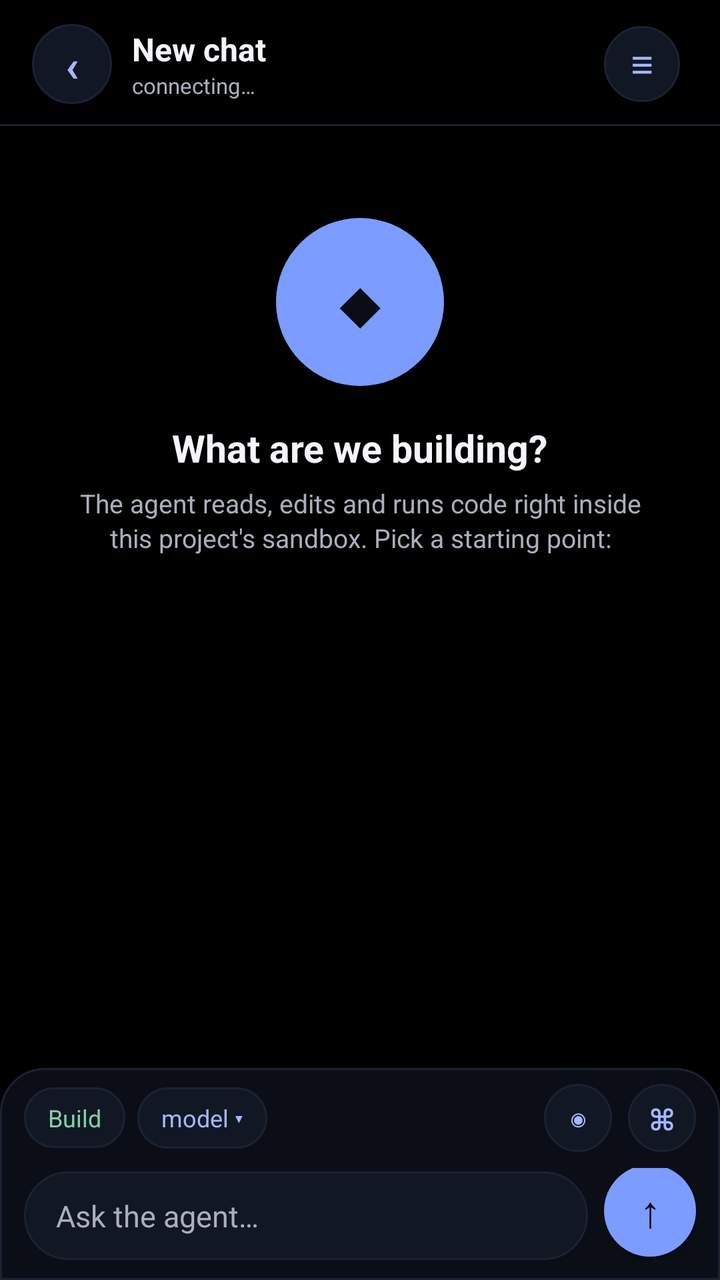
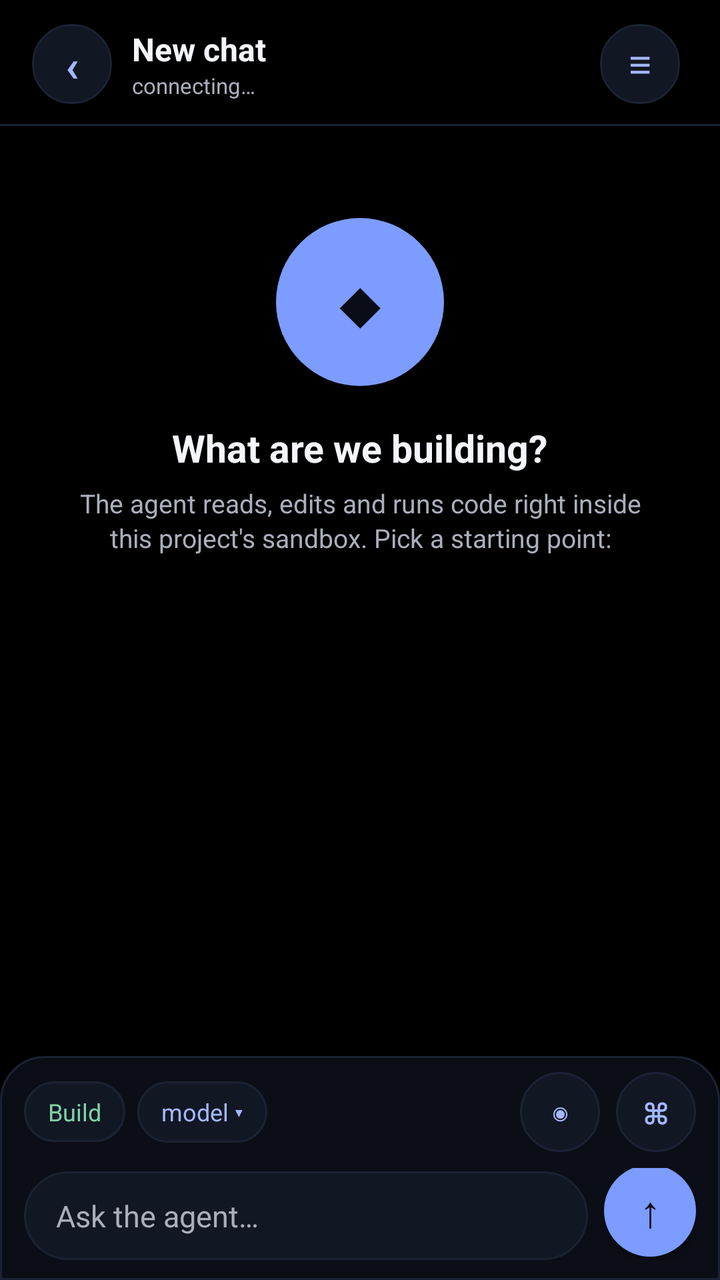

Screens rendered from an Android XML layout before and after an edit, with the pre-edit source and the edit as a unified diff.
<!-- AndroidManifest.xml: application theme AppTheme -->
<!-- res/layout/activity_chat.xml -->
<?xml version="1.0" encoding="utf-8"?>
<LinearLayout xmlns:android="http://schemas.android.com/apk/res/android"
    android:layout_width="match_parent"
    android:layout_height="match_parent"
    android:orientation="vertical"
    android:background="@color/bg">

    
    <LinearLayout
        android:layout_width="match_parent"
        android:layout_height="wrap_content"
        android:orientation="horizontal"
        android:gravity="center_vertical"
        android:paddingStart="16dp"
        android:paddingEnd="12dp"
        android:paddingTop="12dp"
        android:paddingBottom="10dp">

        
        <TextView
            android:id="@+id/btnBack"
            android:layout_width="40dp"
            android:layout_height="40dp"
            android:minWidth="40dp"
            android:layout_marginEnd="10dp"
            android:background="@drawable/bg_chip"
            android:gravity="center"
            android:text="‹"
            android:textColor="@color/accent_light"
            android:textSize="22sp"
            android:textStyle="bold"/>

        <LinearLayout
            android:layout_width="0dp"
            android:layout_height="wrap_content"
            android:layout_weight="1"
            android:orientation="vertical">

            <TextView
                android:id="@+id/tvTitle"
                android:layout_width="match_parent"
                android:layout_height="wrap_content"
                android:text="New chat"
                android:textColor="@color/text_primary"
                android:textSize="16sp"
                android:textStyle="bold"
                android:maxLines="1"
                android:ellipsize="end"/>

            <TextView
                android:id="@+id/tvSub"
                android:layout_width="match_parent"
                android:layout_height="wrap_content"
                android:text="connecting…"
                android:textColor="@color/text_secondary"
                android:textSize="11sp"
                android:maxLines="1"
                android:ellipsize="end"/>
        </LinearLayout>

        
        <TextView
            android:id="@+id/tvSpend"
            android:layout_width="wrap_content"
            android:layout_height="wrap_content"
            android:layout_marginEnd="8dp"
            android:background="@drawable/bg_chip"
            android:maxWidth="120dp"
            android:ellipsize="middle"
            android:paddingStart="9dp"
            android:paddingEnd="9dp"
            android:paddingTop="7dp"
            android:paddingBottom="7dp"
            android:fontFamily="monospace"
            android:text="⇅ 0 · $0"
            android:textColor="@color/text_secondary"
            android:textSize="10sp"
            android:maxLines="1"
            android:visibility="gone"/>

        <TextView
            android:id="@+id/btnSessions"
            android:layout_width="38dp"
            android:layout_height="38dp"
            android:layout_marginEnd="8dp"
            android:background="@drawable/bg_chip"
            android:gravity="center"
            android:text="≡"
            android:textColor="@color/accent_light"
            android:textSize="20sp"/>
    </LinearLayout>

    <View
        android:layout_width="match_parent"
        android:layout_height="1dp"
        android:background="@color/stroke"/>

    
    <FrameLayout
        android:layout_width="match_parent"
        android:layout_height="0dp"
        android:layout_weight="1">

    <ScrollView
        android:id="@+id/scroll"
        android:layout_width="match_parent"
        android:layout_height="match_parent"
        android:fillViewport="true"
        android:scrollbars="vertical"
        android:overScrollMode="never">

        <LinearLayout
            android:layout_width="match_parent"
            android:layout_height="wrap_content"
            android:orientation="vertical">

            <LinearLayout
                android:id="@+id/emptyHero"
                android:layout_width="match_parent"
                android:layout_height="wrap_content"
                android:orientation="vertical"
                android:gravity="center_horizontal"
                android:paddingTop="46dp"
                android:paddingStart="28dp"
                android:paddingEnd="28dp">

                <TextView
                    android:layout_width="84dp"
                    android:layout_height="84dp"
                    android:background="@drawable/bg_hero"
                    android:gravity="center"
                    android:text="◆"
                    android:textColor="@color/on_accent"
                    android:textSize="34sp"/>

                <TextView
                    android:layout_width="wrap_content"
                    android:layout_height="wrap_content"
                    android:paddingTop="18dp"
                    android:text="What are we building?"
                    android:textColor="@color/text_primary"
                    android:textSize="19sp"
                    android:textStyle="bold"/>

                <TextView
                    android:layout_width="wrap_content"
                    android:layout_height="wrap_content"
                    android:gravity="center"
                    android:paddingTop="6dp"
                    android:text="The agent reads, edits and runs code right inside\nthis project's sandbox. Pick a starting point:"
                    android:textColor="@color/text_secondary"
                    android:textSize="13sp"
                    android:lineSpacingExtra="2dp"/>

                <LinearLayout
                    android:id="@+id/suggestBox"
                    android:layout_width="wrap_content"
                    android:layout_height="wrap_content"
                    android:orientation="vertical"
                    android:gravity="center_horizontal"
                    android:paddingTop="20dp"/>
            </LinearLayout>

            <LinearLayout
                android:id="@+id/list"
                android:layout_width="match_parent"
                android:layout_height="wrap_content"
                android:orientation="vertical"
                android:paddingStart="14dp"
                android:paddingEnd="14dp"
                android:paddingTop="14dp"
                android:paddingBottom="14dp"/>
        </LinearLayout>
    </ScrollView>

    
    <TextView
        android:id="@+id/scrollPill"
        android:layout_width="wrap_content"
        android:layout_height="wrap_content"
        android:layout_gravity="bottom|center_horizontal"
        android:layout_marginBottom="14dp"
        android:background="@drawable/bg_chip"
        android:paddingStart="16dp"
        android:paddingEnd="16dp"
        android:paddingTop="7dp"
        android:paddingBottom="7dp"
        android:text="↓  latest"
        android:textColor="@color/accent_light"
        android:textSize="12sp"
        android:visibility="gone"/>
    </FrameLayout>

    
    <LinearLayout
        android:id="@+id/liveSlot"
        android:layout_width="match_parent"
        android:layout_height="wrap_content"
        android:orientation="vertical"
        android:paddingStart="10dp"
        android:paddingEnd="10dp"
        android:paddingTop="2dp"
        android:visibility="gone"/>

    
    <LinearLayout
        android:id="@+id/permSlot"
        android:layout_width="match_parent"
        android:layout_height="wrap_content"
        android:orientation="vertical"
        android:paddingStart="10dp"
        android:paddingEnd="10dp"
        android:visibility="gone"/>

    <TextView
        android:id="@+id/tvStatus"
        android:layout_width="match_parent"
        android:layout_height="wrap_content"
        android:paddingStart="18dp"
        android:paddingEnd="16dp"
        android:paddingTop="4dp"
        android:paddingBottom="2dp"
        android:textColor="@color/warn"
        android:textSize="11sp"
        android:maxLines="1"
        android:ellipsize="end"
        android:visibility="gone"/>

    
    <LinearLayout
        android:id="@+id/typingSlot"
        android:layout_width="match_parent"
        android:layout_height="wrap_content"
        android:orientation="horizontal"
        android:gravity="center_vertical"
        android:paddingStart="18dp"
        android:paddingEnd="16dp"
        android:paddingTop="2dp"
        android:paddingBottom="2dp"
        android:visibility="gone"/>

    
    <LinearLayout
        android:id="@+id/composerBar"
        android:layout_width="match_parent"
        android:layout_height="wrap_content"
        android:orientation="vertical"
        android:background="@drawable/bg_composer"
        android:paddingStart="12dp"
        android:paddingEnd="12dp"
        android:paddingTop="8dp"
        android:paddingBottom="10dp">

        
        <HorizontalScrollView
            android:id="@+id/attachScroll"
            android:layout_width="match_parent"
            android:layout_height="wrap_content"
            android:scrollbars="none"
            android:visibility="gone">

            <LinearLayout
                android:id="@+id/attachSlot"
                android:layout_width="wrap_content"
                android:layout_height="wrap_content"
                android:orientation="horizontal"
                android:paddingTop="2dp"
                android:paddingBottom="4dp"/>
        </HorizontalScrollView>

        <LinearLayout
            android:layout_width="match_parent"
            android:layout_height="wrap_content"
            android:orientation="horizontal"
            android:gravity="center_vertical">

            <TextView
                android:id="@+id/chipMode"
                android:layout_width="wrap_content"
                android:layout_height="wrap_content"
                android:background="@drawable/bg_chip"
                android:paddingStart="12dp"
                android:paddingEnd="12dp"
                android:paddingTop="7dp"
                android:paddingBottom="7dp"
                android:text="Build"
                android:textColor="@color/ok"
                android:textSize="12sp"/>

            <TextView
                android:id="@+id/chipModel"
                android:layout_width="wrap_content"
                android:layout_height="wrap_content"
                android:layout_marginStart="6dp"
                android:background="@drawable/bg_chip"
                android:paddingStart="12dp"
                android:paddingEnd="12dp"
                android:paddingTop="7dp"
                android:paddingBottom="7dp"
                android:text="model ▾"
                android:textColor="@color/accent_light"
                android:textSize="12sp"
                android:maxLines="1"
                android:ellipsize="middle"
                android:maxWidth="150dp"/>

            <View
                android:layout_width="0dp"
                android:layout_height="1dp"
                android:layout_weight="1"/>

            
            <TextView
                android:id="@+id/btnVision"
                android:layout_width="34dp"
                android:layout_height="34dp"
                android:layout_marginEnd="8dp"
                android:background="@drawable/bg_chip"
                android:gravity="center"
                android:text="◉"
                android:textColor="@color/accent_light"
                android:textSize="16sp"/>

            <TextView
                android:id="@+id/btnPalette"
                android:layout_width="34dp"
                android:layout_height="34dp"
                android:background="@drawable/bg_chip"
                android:gravity="center"
                android:text="⌘"
                android:textColor="@color/accent_light"
                android:textSize="17sp"/>
        </LinearLayout>

        
        <TextView
            android:id="@+id/costHint"
            android:layout_width="match_parent"
            android:layout_height="wrap_content"
            android:gravity="start"
            android:ellipsize="end"
            android:fontFamily="monospace"
            android:paddingStart="4dp"
            android:paddingEnd="4dp"
            android:paddingTop="6dp"
            android:textColor="@color/text_tertiary"
            android:textSize="10sp"
            android:maxLines="1"
            android:visibility="gone"/>

        <LinearLayout
            android:layout_width="match_parent"
            android:layout_height="wrap_content"
            android:orientation="horizontal"
            android:gravity="bottom"
            android:paddingTop="8dp">

            <EditText
                android:id="@+id/input"
                android:layout_width="0dp"
                android:layout_height="wrap_content"
                android:layout_weight="1"
                android:background="@drawable/bg_input"
                android:paddingStart="16dp"
                android:paddingEnd="16dp"
                android:paddingTop="12dp"
                android:paddingBottom="12dp"
                android:hint="Ask the agent…"
                android:textColor="@color/text_primary"
                android:textColorHint="@color/text_secondary"
                android:textSize="15sp"
                android:maxLines="6"
                android:inputType="textCapSentences|textMultiLine"/>

            <TextView
                android:id="@+id/btnSend"
                android:layout_width="46dp"
                android:layout_height="46dp"
                android:layout_marginStart="8dp"
                android:background="@drawable/bg_send"
                android:gravity="center"
                android:elevation="3dp"
                android:text="↑"
                android:textColor="@color/on_accent"
                android:textSize="22sp"/>
        </LinearLayout>
    </LinearLayout>
</LinearLayout>
<!-- resources referenced by this layout -->
<resources>
  <color name="accent_light">#A5B8FF</color>
  <color name="bg">#000000</color>
  <color name="ok">#7FD1A7</color>
  <color name="on_accent">#0A0D18</color>
  <color name="stroke">#1B2233</color>
  <color name="text_primary">#F4F6FB</color>
  <color name="text_secondary">#ABAFBC</color>
  <color name="text_tertiary">#6E7280</color>
  <color name="warn">#E5C07B</color>
  <!-- drawable bg_chip (drawable) -->
  <?xml version="1.0" encoding="utf-8"?>
  <shape xmlns:android="http://schemas.android.com/apk/res/android"
      android:shape="rectangle">
      <solid android:color="@color/surface2"/>
      <corners android:radius="20dp"/>
      <stroke android:width="1dp" android:color="@color/stroke"/>
  </shape>
  <!-- drawable bg_composer (drawable) -->
  <?xml version="1.0" encoding="utf-8"?>
  <shape xmlns:android="http://schemas.android.com/apk/res/android" android:shape="rectangle">
      <solid android:color="@color/surface"/>
      <corners android:topLeftRadius="22dp" android:topRightRadius="22dp"/>
      <stroke android:width="1dp" android:color="@color/stroke"/>
  </shape>
  <!-- drawable bg_hero (drawable) -->
  <?xml version="1.0" encoding="utf-8"?>
  <shape xmlns:android="http://schemas.android.com/apk/res/android"
         android:shape="oval">
      <solid android:color="@color/accent"/>
  </shape>
  <!-- drawable bg_input (drawable) -->
  <?xml version="1.0" encoding="utf-8"?>
  <shape xmlns:android="http://schemas.android.com/apk/res/android" android:shape="rectangle">
      <solid android:color="@color/surface2"/>
      <corners android:radius="24dp"/>
      
      <stroke android:width="1dp" android:color="@color/stroke"/>
  </shape>
  <!-- drawable bg_send (drawable) -->
  <?xml version="1.0" encoding="utf-8"?>
  <shape xmlns:android="http://schemas.android.com/apk/res/android" android:shape="oval">
      <solid android:color="@color/accent"/>
  </shape>
  <color name="surface2">#121724</color>
  <color name="surface">#0B0E16</color>
  <color name="accent">#7C9CFF</color>
  <style name="OcWindowAnim" parent="@android:style/Animation.Activity">
          <item name="android:activityOpenEnterAnimation">@anim/slide_in_right</item>
          <item name="android:activityOpenExitAnimation">@anim/fade_out</item>
          <item name="android:activityCloseEnterAnimation">@anim/fade_in</item>
          <item name="android:activityCloseExitAnimation">@anim/slide_out_right</item>
          <item name="android:taskOpenEnterAnimation">@anim/slide_in_right</item>
          <item name="android:taskOpenExitAnimation">@anim/fade_out</item>
      </style>
  <style name="OcSheet" parent="android:Theme.Material.Dialog.Alert">
          <item name="android:windowBackground">@drawable/bg_sheet</item>
          <item name="android:colorAccent">@color/accent</item>
          <item name="android:colorPrimary">@color/accent</item>
          <item name="android:textColorPrimary">@color/text_primary</item>
          <item name="android:textColorSecondary">@color/text_secondary</item>
          <item name="android:windowEnterAnimation">@anim/sheet_in</item>
          <item name="android:windowExitAnimation">@anim/sheet_out</item>
      </style>
  <!-- drawable bg_sheet (drawable) -->
  <?xml version="1.0" encoding="utf-8"?>
  <shape xmlns:android="http://schemas.android.com/apk/res/android" android:shape="rectangle">
      <solid android:color="@color/surface"/>
      <corners android:topLeftRadius="22dp" android:topRightRadius="22dp"
               android:bottomLeftRadius="6dp" android:bottomRightRadius="6dp"/>
      <stroke android:width="1dp" android:color="@color/stroke"/>
  </shape>
  <!-- unchanged entries left out for length: 1 -->
</resources>

<!-- the commit's change to res/layout/activity_chat.xml (unified diff, before → after) -->
@@ -24,6 +24,7 @@
             android:minWidth="40dp"
             android:layout_marginEnd="10dp"
             android:background="@drawable/bg_chip"
+            android:contentDescription="Back"
             android:gravity="center"
             android:text="‹"
             android:textColor="@color/accent_light"
@@ -65,6 +66,7 @@
             android:layout_height="wrap_content"
             android:layout_marginEnd="8dp"
             android:background="@drawable/bg_chip"
+            android:contentDescription="Context and spend meter"
             android:maxWidth="120dp"
             android:ellipsize="middle"
             android:paddingStart="9dp"
@@ -80,10 +82,11 @@
 
         <TextView
             android:id="@+id/btnSessions"
-            android:layout_width="38dp"
-            android:layout_height="38dp"
+            android:layout_width="40dp"
+            android:layout_height="40dp"
             android:layout_marginEnd="8dp"
             android:background="@drawable/bg_chip"
+            android:contentDescription="Sessions"
             android:gravity="center"
             android:text="≡"
             android:textColor="@color/accent_light"
@@ -181,6 +184,7 @@
         android:layout_gravity="bottom|center_horizontal"
         android:layout_marginBottom="14dp"
         android:background="@drawable/bg_chip"
+        android:contentDescription="Scroll to latest"
         android:paddingStart="16dp"
         android:paddingEnd="16dp"
         android:paddingTop="7dp"
@@ -312,10 +316,11 @@
             
             <TextView
                 android:id="@+id/btnVision"
-                android:layout_width="34dp"
-                android:layout_height="34dp"
+                android:layout_width="40dp"
+                android:layout_height="40dp"
                 android:layout_marginEnd="8dp"
                 android:background="@drawable/bg_chip"
+                android:contentDescription="Attach image"
                 android:gravity="center"
                 android:text="◉"
                 android:textColor="@color/accent_light"
@@ -323,9 +328,10 @@
 
             <TextView
                 android:id="@+id/btnPalette"
-                android:layout_width="34dp"
-                android:layout_height="34dp"
+                android:layout_width="40dp"
+                android:layout_height="40dp"
                 android:background="@drawable/bg_chip"
+                android:contentDescription="Command palette"
                 android:gravity="center"
                 android:text="⌘"
                 android:textColor="@color/accent_light"
